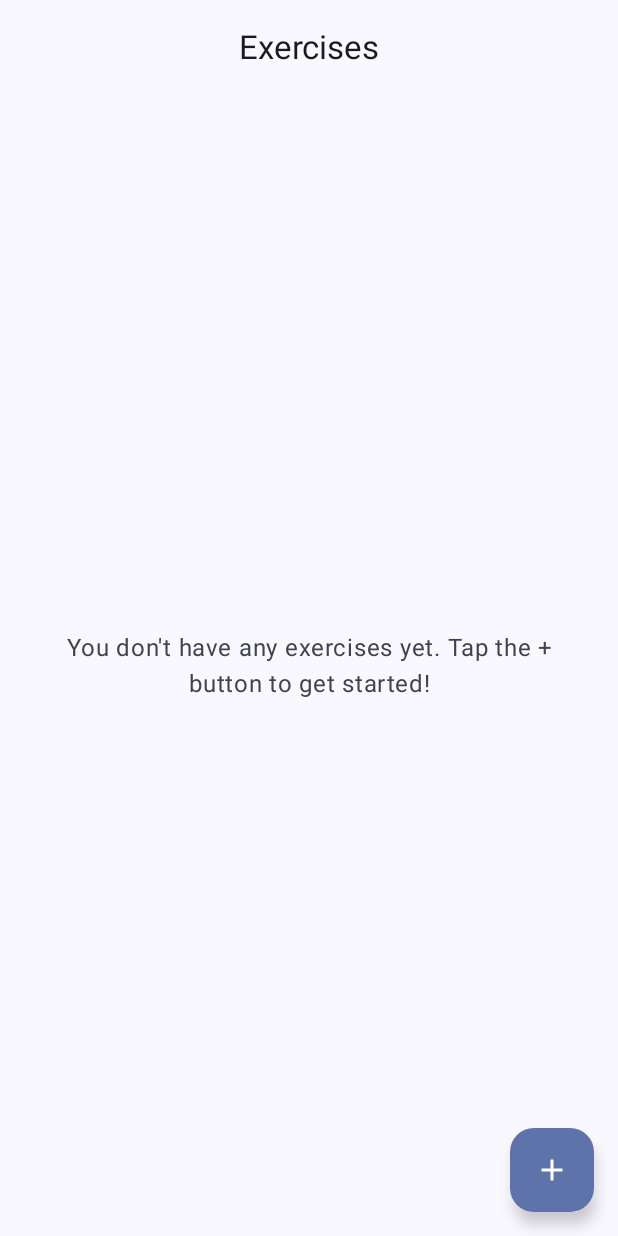
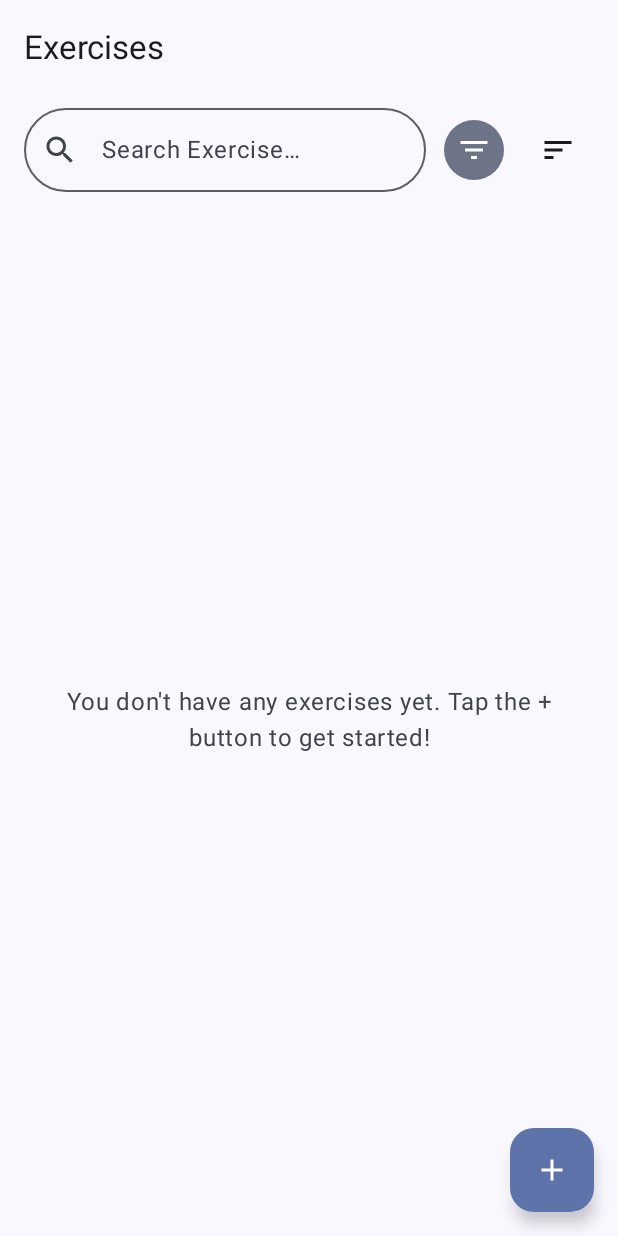
Before and after one commit to Eugene1805/Lift, an Android app built with Jetpack Compose: the screen it shows after launch (MainActivity), on a phone screen of 412 x 824 dp. Run offline under Robolectric (Android 15) with nearby library versions, the phone set to English and light mode, and no system bars; our stand-ins replace Dagger/Hilt's generated code, Room's generated code.

Commit message:
ADD search bar and filters

```diff
--- a/app/src/main/java/com/eugene/lift/ui/feature/exercises/ExercisesScreen.kt
+++ b/app/src/main/java/com/eugene/lift/ui/feature/exercises/ExercisesScreen.kt
@@ -11,13 +11,13 @@ import androidx.compose.foundation.lazy.items
 import androidx.compose.material.icons.Icons
 import androidx.compose.material.icons.filled.Add
 import androidx.compose.material.icons.filled.FitnessCenter
-import androidx.compose.material3.CenterAlignedTopAppBar
 import androidx.compose.material3.ElevatedCard
 import androidx.compose.material3.ExperimentalMaterial3Api
 import androidx.compose.material3.FloatingActionButton
 import androidx.compose.material3.Icon
 import androidx.compose.material3.ListItem
 import androidx.compose.material3.MaterialTheme
+import androidx.compose.material3.ModalBottomSheet
 import androidx.compose.material3.Scaffold
 import androidx.compose.material3.Text
 import androidx.compose.material3.TopAppBarDefaults
@@ -37,20 +37,44 @@ import com.eugene.lift.R
 import com.eugene.lift.data.local.entity.ExerciseEntity
 import com.eugene.lift.domain.model.BodyPart
 import com.eugene.lift.domain.model.ExerciseCategory
-import com.eugene.lift.domain.model.MeasureType
 import com.eugene.lift.ui.theme.LiftTheme
-import java.util.UUID
-
-
+import androidx.compose.foundation.layout.*
+import androidx.compose.material.icons.automirrored.filled.Sort
+import androidx.compose.material.icons.filled.FilterList
+import androidx.compose.material.icons.filled.Search
+import androidx.compose.material3.*
+import androidx.compose.ui.platform.LocalFocusManager
+import androidx.compose.foundation.text.KeyboardActions
+import androidx.compose.foundation.text.KeyboardOptions
+import androidx.compose.runtime.mutableStateOf
+import androidx.compose.runtime.remember
+import androidx.compose.runtime.setValue
+import androidx.compose.ui.draw.rotate
+import androidx.compose.ui.text.input.ImeAction
 @Composable
 fun ExercisesRoute(
     onAddClick: () -> Unit,
     viewModel: ExercisesViewModel = hiltViewModel()
 ) {
-    val exercisesState by viewModel.exercises.collectAsStateWithLifecycle()
+    val exercises by viewModel.exercises.collectAsStateWithLifecycle()
+    val searchQuery by viewModel.searchQuery.collectAsStateWithLifecycle()
+    val sortOrder by viewModel.sortOrder.collectAsStateWithLifecycle()
+
+    val selectedBodyParts by viewModel.selectedBodyParts.collectAsStateWithLifecycle()
+    val selectedCategories by viewModel.selectedCategories.collectAsStateWithLifecycle()
+
 
     ExercisesScreen(
-        exercises = exercisesState,
+        exercises = exercises,
+        searchQuery = searchQuery,
+        sortOrder = sortOrder,
+        selectedBodyParts = selectedBodyParts,
+        selectedCategories = selectedCategories,
+        onSearchQueryChange = viewModel::onSearchQueryChange,
+        onSortToggle = viewModel::toggleSortOrder,
+        onBodyPartToggle = viewModel::toggleBodyPartFilter,
+        onCategoryToggle = viewModel::toggleCategoryFilter,
+        onClearFilters = viewModel::clearFilters,
         onAddClick = onAddClick
     )
 }
@@ -59,18 +83,76 @@ fun ExercisesRoute(
 @Composable
 fun ExercisesScreen(
     exercises: List<ExerciseEntity>,
+    searchQuery: String,
+    sortOrder: SortOrder,
+    selectedBodyParts: Set<BodyPart>,
+    selectedCategories: Set<ExerciseCategory>,
+    onSearchQueryChange: (String) -> Unit,
+    onSortToggle: () -> Unit,
+    onBodyPartToggle: (BodyPart) -> Unit,
+    onCategoryToggle: (ExerciseCategory) -> Unit,
+    onClearFilters: () -> Unit,
     onAddClick: () -> Unit,
     modifier: Modifier = Modifier
 ) {
+
+    var showSheet by remember { mutableStateOf(false) }
+    val sheetState = rememberModalBottomSheetState()
+    val focusManager = LocalFocusManager.current
     val scrollBehavior = TopAppBarDefaults.enterAlwaysScrollBehavior()
 
     Scaffold(
         modifier = modifier.nestedScroll(scrollBehavior.nestedScrollConnection),
         topBar = {
-            CenterAlignedTopAppBar(
-                title = { Text(stringResource(R.string.excercises)) },
-                scrollBehavior = scrollBehavior
-            )
+
+            Column {
+                TopAppBar(
+                    title = { Text(stringResource(R.string.exercises)) },
+                    scrollBehavior = scrollBehavior
+                )
+
+                Row(
+                    modifier = Modifier
+                        .fillMaxWidth()
+                        .padding(horizontal = 16.dp, vertical = 8.dp),
+                    verticalAlignment = Alignment.CenterVertically,
+                    horizontalArrangement = Arrangement.spacedBy(8.dp)
+                ) {
+
+                    OutlinedTextField(
+                        value = searchQuery,
+                        onValueChange = onSearchQueryChange,
+                        placeholder = { Text(stringResource(R.string.hint_search)) },
+                        leadingIcon = { Icon(Icons.Default.Search, contentDescription = null) },
+                        modifier = Modifier.weight(1f),
+                        singleLine = true,
+                        shape = MaterialTheme.shapes.extraLarge,
+                        keyboardOptions = KeyboardOptions(imeAction = ImeAction.Search),
+                        keyboardActions = KeyboardActions(onSearch = { focusManager.clearFocus() })
+                    )
+
+
+                    val hasFilters = selectedBodyParts.isNotEmpty() || selectedCategories.isNotEmpty()
+                    FilledTonalIconButton(
+                        onClick = { showSheet = true },
+                        colors = if (hasFilters) IconButtonDefaults.filledTonalIconButtonColors(
+                            containerColor = MaterialTheme.colorScheme.primary,
+                            contentColor = MaterialTheme.colorScheme.onPrimary
+                        ) else IconButtonDefaults.filledTonalIconButtonColors()
+                    ) {
+                        Icon(Icons.Default.FilterList, contentDescription = stringResource(R.string.sort))
+                    }
+
+                    IconButton(onClick = onSortToggle) {
+                        val rotation = if (sortOrder == SortOrder.NAME_ASC) 0f else 180f
+                        Icon(
+                            imageVector = Icons.AutoMirrored.Filled.Sort,
+                            contentDescription = stringResource(R.string.sort),
+                            modifier = Modifier.rotate(rotation)
+                        )
+                    }
+                }
+            }
         },
         floatingActionButton = {
             FloatingActionButton(
@@ -78,7 +160,7 @@ fun ExercisesScreen(
                 containerColor = MaterialTheme.colorScheme.primaryContainer,
                 contentColor = MaterialTheme.colorScheme.onPrimaryContainer
             ) {
-                Icon(imageVector = Icons.Default.Add, contentDescription = stringResource(R.string.add_excercise))
+                Icon(Icons.Default.Add, contentDescription = null)
             }
         }
     ) { innerPadding ->
@@ -86,6 +168,22 @@ fun ExercisesScreen(
             exercises = exercises,
             modifier = Modifier.padding(innerPadding)
         )
+
+        if (showSheet) {
+            ModalBottomSheet(
+                onDismissRequest = {showSheet = false },
+                sheetState = sheetState
+            ) {
+                FilterBottomSheetContent(
+                    selectedBodyParts = selectedBodyParts,
+                    selectedCategories = selectedCategories,
+                    onBodyPartToggle = onBodyPartToggle,
+                    onCategoryToggle = onCategoryToggle,
+                    onClearFilters = onClearFilters,
+                    onApply = { showSheet = false}
+                )
+            }
+        }
     }
 }
 
@@ -154,15 +252,8 @@ fun ExerciseItemCard(exercise: ExerciseEntity, modifier: Modifier = Modifier) {
 @Composable
 fun ExercisesScreenPreview() {
     LiftTheme {
-        val dummyData = listOf(
-            ExerciseEntity(UUID.randomUUID().toString(), "Press de Banca", BodyPart.CHEST, ExerciseCategory.CARDIO, MeasureType.REPS_AND_WEIGHT),
-            ExerciseEntity(UUID.randomUUID().toString(), "Press de Banca", BodyPart.CHEST, ExerciseCategory.CARDIO, MeasureType.REPS_AND_WEIGHT),
-            ExerciseEntity(UUID.randomUUID().toString(), "Press de Banca", BodyPart.CHEST, ExerciseCategory.CARDIO, MeasureType.REPS_AND_WEIGHT)
-        )
 
-        ExercisesScreen(
-            exercises = dummyData,
-            onAddClick = {}
-        )
+
+
     }
 }
--- a/app/src/main/java/com/eugene/lift/ui/feature/exercises/ExercisesViewModel.kt
+++ b/app/src/main/java/com/eugene/lift/ui/feature/exercises/ExercisesViewModel.kt
@@ -2,24 +2,90 @@ package com.eugene.lift.ui.feature.exercises
 
 import androidx.lifecycle.ViewModel
 import androidx.lifecycle.viewModelScope
-import com.eugene.lift.data.local.entity.ExerciseEntity
+import com.eugene.lift.domain.model.BodyPart
+import com.eugene.lift.domain.model.ExerciseCategory
 import com.eugene.lift.domain.repository.ExerciseRepository
 import dagger.hilt.android.lifecycle.HiltViewModel
+import kotlinx.coroutines.flow.MutableStateFlow
 import kotlinx.coroutines.flow.SharingStarted
-import kotlinx.coroutines.flow.StateFlow
+import kotlinx.coroutines.flow.combine
 import kotlinx.coroutines.flow.stateIn
 import javax.inject.Inject
 
+enum class SortOrder { NAME_ASC, NAME_DESC }
 @HiltViewModel
 class ExercisesViewModel @Inject constructor(
-    private val repository: ExerciseRepository
+    repository: ExerciseRepository
 ) : ViewModel() {
 
-    val exercises: StateFlow<List<ExerciseEntity>> = repository.getExercises()
-        .stateIn(
-            scope = viewModelScope,
-            started = SharingStarted.WhileSubscribed(5000),
-            initialValue = emptyList()
-        )
+    private val _searchQuery = MutableStateFlow("")
+    val searchQuery = _searchQuery
 
+    private val _selectedBodyParts = MutableStateFlow<Set<BodyPart>>(emptySet())
+    val selectedBodyParts = _selectedBodyParts
+
+    private val _selectedCategories = MutableStateFlow<Set<ExerciseCategory>>(emptySet())
+    val selectedCategories = _selectedCategories
+
+    private val _sortOrder = MutableStateFlow(SortOrder.NAME_ASC)
+    val sortOrder = _sortOrder
+
+    val exercises = combine(
+        repository.getExercises(),
+        _searchQuery,
+        _selectedBodyParts,
+        _selectedCategories,
+        _sortOrder
+    ) { list, query, bodyParts, categories, sort ->
+
+        var result = list
+
+        if (query.isNotBlank()) {
+            result = result.filter { it.name.contains(query, ignoreCase = true) }
+        }
+
+        if (bodyParts.isNotEmpty()) {
+            result = result.filter { it.bodyPart in bodyParts }
+        }
+
+        if (categories.isNotEmpty()) {
+            result = result.filter { it.category in categories }
+        }
+
+        when (sort) {
+            SortOrder.NAME_ASC -> result.sortedBy { it.name }
+            SortOrder.NAME_DESC -> result.sortedByDescending { it.name }
+        }
+
+    }.stateIn(
+        scope = viewModelScope,
+        started = SharingStarted.WhileSubscribed(5000),
+        initialValue = emptyList()
+    )
+
+    fun onSearchQueryChange(newQuery: String) {
+        _searchQuery.value = newQuery
+    }
+
+    fun toggleSortOrder() {
+        _sortOrder.value = if (_sortOrder.value == SortOrder.NAME_ASC)
+            SortOrder.NAME_DESC else SortOrder.NAME_ASC
+    }
+
+    fun toggleBodyPartFilter(part: BodyPart) {
+        val current = _selectedBodyParts.value.toMutableSet()
+        if (part in current) current.remove(part) else current.add(part)
+        _selectedBodyParts.value = current
+    }
+
+    fun toggleCategoryFilter(cat: ExerciseCategory) {
+        val current = _selectedCategories.value.toMutableSet()
+        if (cat in current) current.remove(cat) else current.add(cat)
+        _selectedCategories.value = current
+    }
+
+    fun clearFilters() {
+        _selectedBodyParts.value = emptySet()
+        _selectedCategories.value = emptySet()
+    }
 }
--- a/app/src/main/res/values/strings.xml
+++ b/app/src/main/res/values/strings.xml
@@ -25,11 +25,20 @@
     <string name="cat_duration">Duration / Time</string>
     <string name="cat_cardio">Cardio</string>
     <string name="empty_exercises_text">You don\'t have any exercises yet. Tap the + button to get started!</string>
-    <string name="add_excercise">Add excercise</string>
-    <string name="excercises">Exercises</string>
+    <string name="add_exercise">Add exercise</string>
+    <string name="exercises">Exercises</string>
     <string name="type_reps_weight">Weight &amp; Reps</string>
     <string name="type_reps_only">Reps Only</string>
     <string name="type_time">Time / Duration</string>
     <string name="type_distance">Distance &amp; Time</string>
     <string name="label_measure_type">Measure Type</string>
+    <string name="hint_search">Search Exercise…</string>
+    <string name="action_sort_asc">Sort: A-Z</string>
+    <string name="action_sort_desc">Sort: Z-A</string>
+    <string name="title_filters">Filters</string>
+    <string name="subtitle_body_part">Muscle group</string>
+    <string name="subtitle_category">Category</string>
+    <string name="btn_clear_filters">Clean Filters</string>
+    <string name="btn_apply">Apply</string>
+    <string name="sort">Sort</string>
 </resources>
```
Also changed, not shown: app/src/main/java/com/eugene/lift/ui/feature/exercises/ExercisesComponents.kt (added, +126 -0 lines), 1 other file.
